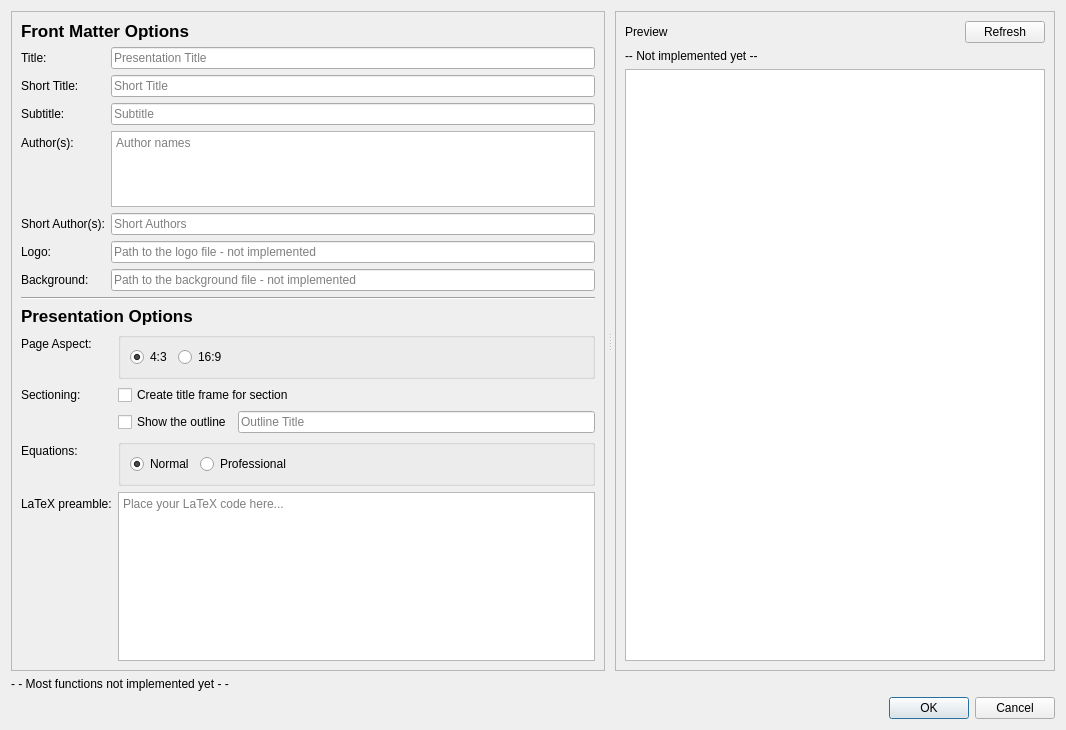
acroper/BeamerQt, file gui/FrontMatter/FrontMatterWidget.ui: the form before one commit.
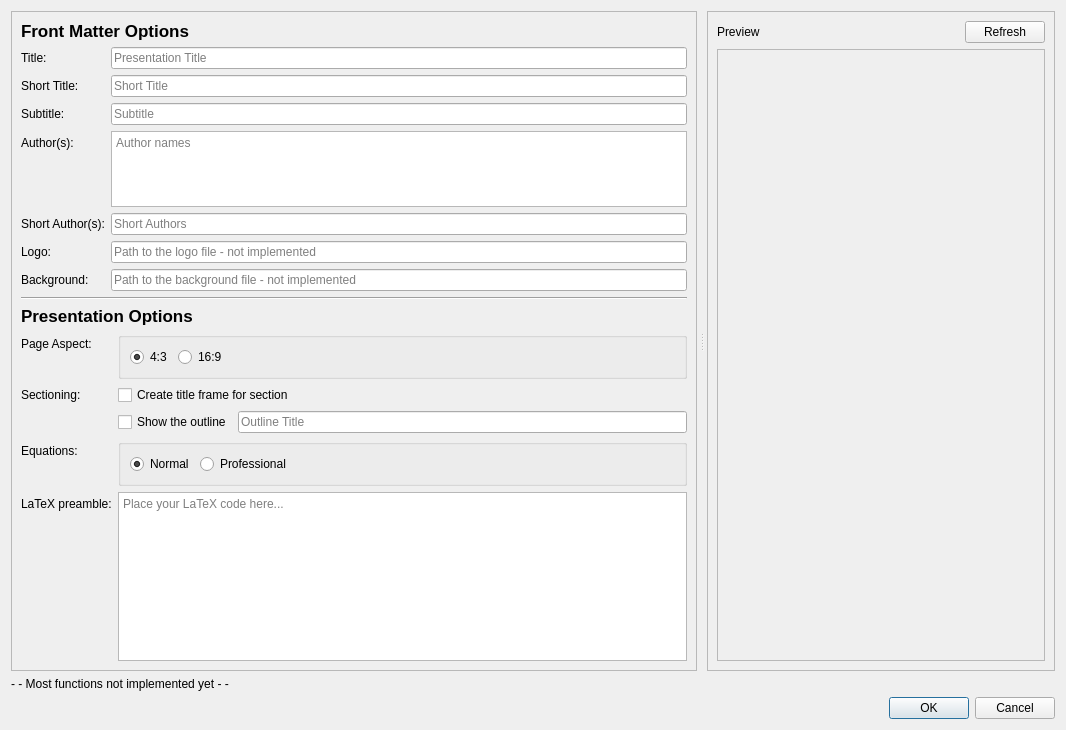
The form after the commit.

Commit message: Added preview for Frontmatter options

Patch:
```diff
--- a/gui/FrontMatter/FrontMatterWidget.ui
+++ b/gui/FrontMatter/FrontMatterWidget.ui
@@ -38,7 +38,6 @@
          <property name="font">
           <font>
            <pointsize>13</pointsize>
-           <weight>75</weight>
            <bold>true</bold>
           </font>
          </property>
@@ -170,7 +169,6 @@
          <property name="font">
           <font>
            <pointsize>13</pointsize>
-           <weight>75</weight>
            <bold>true</bold>
           </font>
          </property>
@@ -251,7 +249,7 @@
           </widget>
          </item>
          <item row="0" column="1">
-          <widget class="QGroupBox" name="">
+          <widget class="QGroupBox" name="groupBox">
            <layout class="QHBoxLayout" name="horizontalLayout_3">
             <item>
              <widget class="QRadioButton" name="Aspect43">
@@ -287,7 +285,7 @@
           </widget>
          </item>
          <item row="4" column="1">
-          <widget class="QGroupBox" name="">
+          <widget class="QGroupBox" name="groupBox">
            <layout class="QHBoxLayout" name="horizontalLayout_5">
             <item>
              <widget class="QRadioButton" name="EquationNormal">
@@ -372,15 +370,21 @@
         </layout>
        </item>
        <item>
-        <widget class="QLabel" name="label_11">
-         <property name="text">
-          <string>-- Not implemented yet --</string>
+        <widget class="QFrame" name="previewFrame">
+         <property name="minimumSize">
+          <size>
+           <width>0</width>
+           <height>300</height>
+          </size>
+         </property>
+         <property name="frameShape">
+          <enum>QFrame::Shape::StyledPanel</enum>
+         </property>
+         <property name="frameShadow">
+          <enum>QFrame::Shadow::Raised</enum>
          </property>
         </widget>
        </item>
-       <item>
-        <widget class="QGraphicsView" name="graphicsView"/>
-       </item>
       </layout>
      </widget>
     </widget>
```
Left out of the diff: 26 changed lines with no effect on the pictures. The commit also changes 1 other file.
